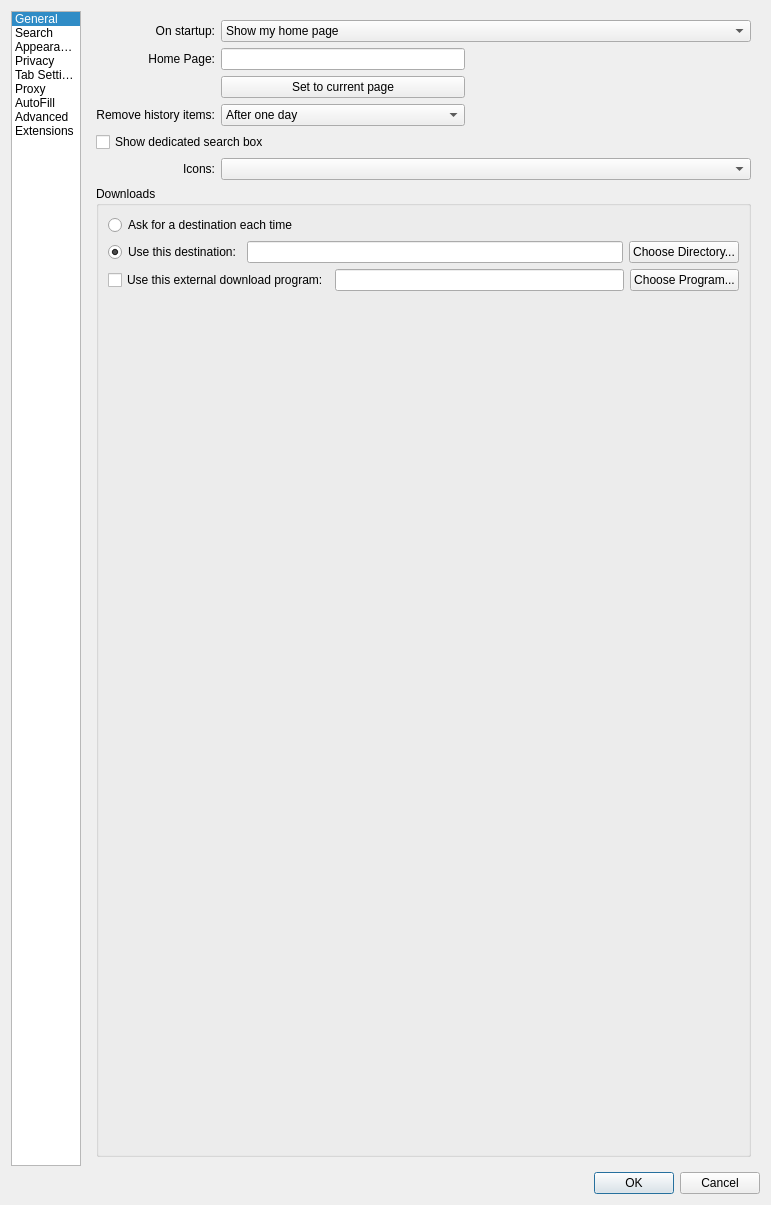
IT-Space-2026/arktos, file src/settings.ui: the form before one commit.
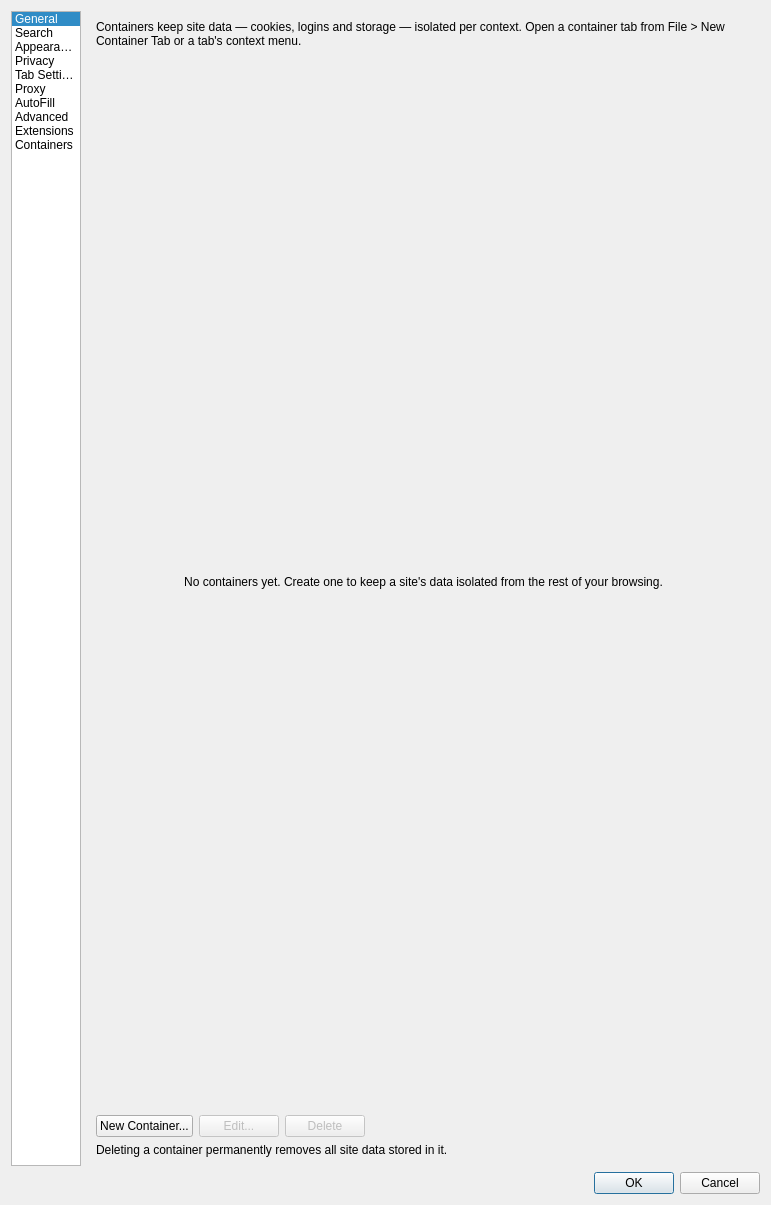
The form after the commit. The open tabs and pages were chosen to show the change.

Commit message: CONT03: container management settings UI

The edit to the form file:
```diff
--- a/src/settings.ui
+++ b/src/settings.ui
@@ -85,6 +85,11 @@
          <string>Extensions</string>
         </property>
        </item>
+       <item>
+        <property name="text">
+         <string>Containers</string>
+        </property>
+       </item>
       </widget>
      </item>
      <item>
@@ -2466,6 +2471,103 @@
        </item>
       </layout>
      </widget>
+     <widget class="QWidget" name="tab_containers">
+      <layout class="QVBoxLayout" name="containersPageLayout">
+       <item>
+        <widget class="QLabel" name="containersHintLabel">
+         <property name="text">
+          <string>Containers keep site data — cookies, logins and storage — isolated per context. Open a container tab from File &gt; New Container Tab or a tab's context menu.</string>
+         </property>
+         <property name="wordWrap">
+          <bool>true</bool>
+         </property>
+        </widget>
+       </item>
+       <item>
+        <widget class="QStackedWidget" name="containersStack">
+         <property name="currentIndex">
+          <number>0</number>
+         </property>
+         <widget class="QLabel" name="containersEmptyLabel">
+          <property name="text">
+           <string>No containers yet. Create one to keep a site's data isolated from the rest of your browsing.</string>
+          </property>
+          <property name="wordWrap">
+           <bool>true</bool>
+          </property>
+          <property name="alignment">
+           <set>Qt::AlignCenter</set>
+          </property>
+         </widget>
+         <widget class="QListWidget" name="containersList">
+          <property name="accessibleName">
+           <string>Containers</string>
+          </property>
+          <property name="selectionMode">
+           <enum>QAbstractItemView::SingleSelection</enum>
+          </property>
+          <property name="uniformItemSizes">
+           <bool>true</bool>
+          </property>
+         </widget>
+        </widget>
+       </item>
+       <item>
+        <layout class="QHBoxLayout" name="containersButtonLayout">
+         <item>
+          <widget class="QPushButton" name="containerNewButton">
+           <property name="text">
+            <string>New Container...</string>
+           </property>
+          </widget>
+         </item>
+         <item>
+          <widget class="QPushButton" name="containerEditButton">
+           <property name="enabled">
+            <bool>false</bool>
+           </property>
+           <property name="text">
+            <string>Edit...</string>
+           </property>
+          </widget>
+         </item>
+         <item>
+          <widget class="QPushButton" name="containerRemoveButton">
+           <property name="enabled">
+            <bool>false</bool>
+           </property>
+           <property name="text">
+            <string>Delete</string>
+           </property>
+          </widget>
+         </item>
+         <item>
+          <spacer name="containersButtonSpacer">
+           <property name="orientation">
+            <enum>Qt::Horizontal</enum>
+           </property>
+           <property name="sizeHint" stdset="0">
+            <size>
+             <width>40</width>
+             <height>20</height>
+            </size>
+           </property>
+          </spacer>
+         </item>
+        </layout>
+       </item>
+       <item>
+        <widget class="QLabel" name="containersDeleteHintLabel">
+         <property name="text">
+          <string>Deleting a container permanently removes all site data stored in it.</string>
+         </property>
+         <property name="wordWrap">
+          <bool>true</bool>
+         </property>
+        </widget>
+       </item>
+      </layout>
+     </widget>
      </widget>
      </item>
     </layout>
```
Left out of the diff: 4 changed lines with no effect on the pictures. The commit also changes 8 other files.
